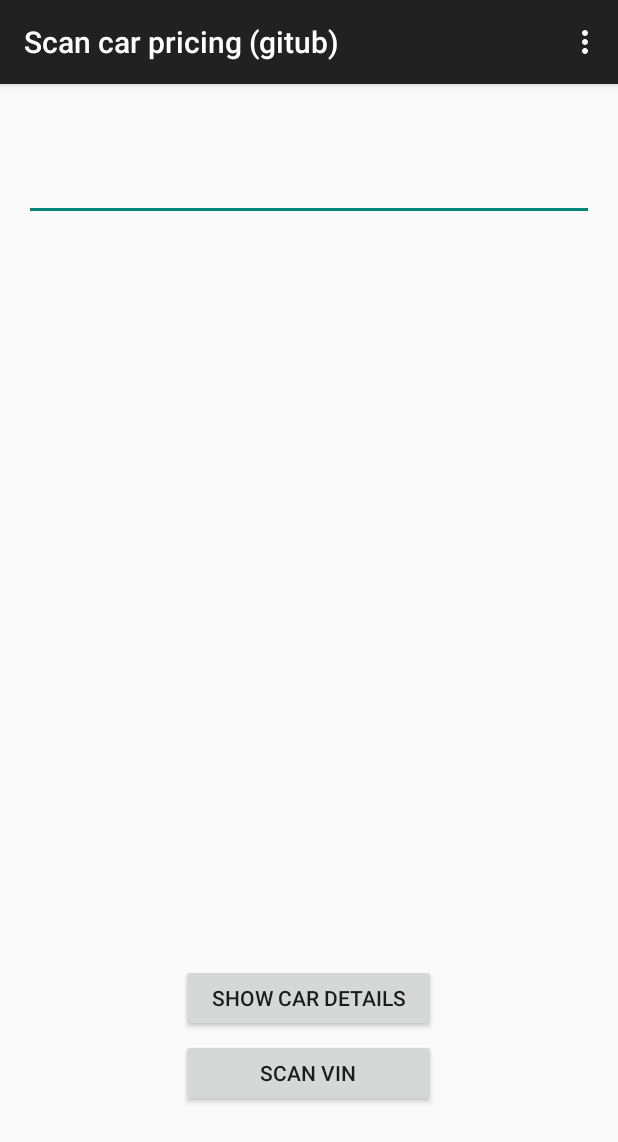
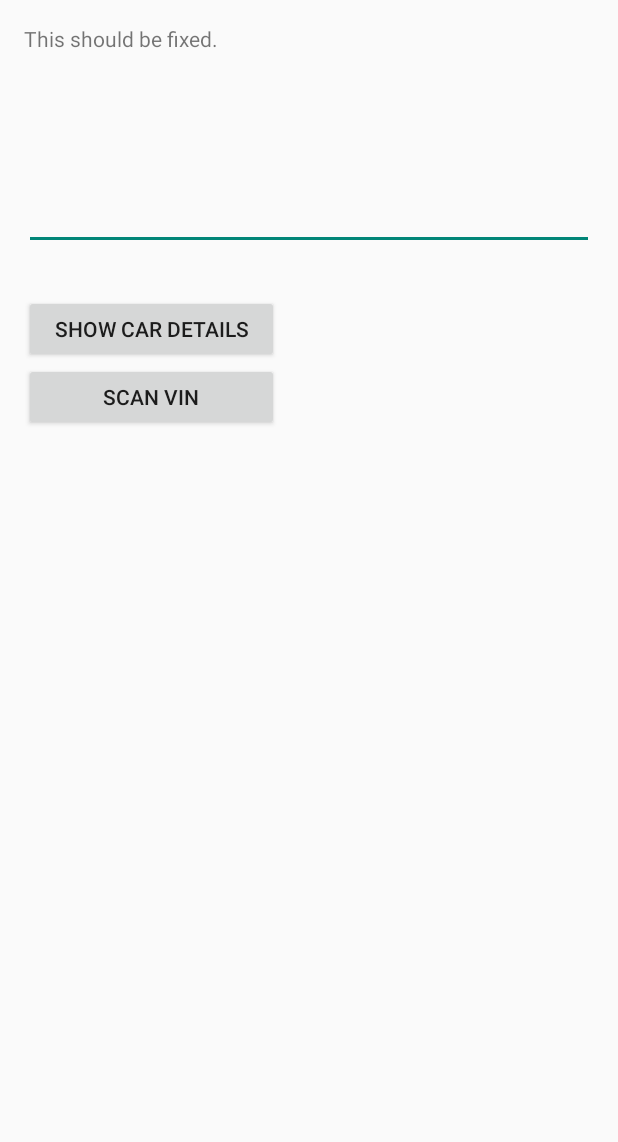
Before and after one commit to MaciekRakowski/car-scanning-test-1, an Android app: the screen it shows after launch (MainActivity before the commit, ActivityMainPageViewer after it), on a phone screen of 412 x 824 dp. Shown: the top 1142 px of the screen. Run offline under Robolectric (Android 15) with nearby library versions, the phone set to English and light mode, and no system bars.

Commit message:
adding a slideable view in which we can slide between certain pages.

```diff
--- /dev/null
+++ b/app/src/main/java/com/example/maciek/testapplication2/ActivityMainPageViewer.java
@@ -0,0 +1,93 @@
+package com.example.maciek.testapplication2;
+
+import android.support.v4.app.Fragment;
+import android.support.v4.app.FragmentActivity;
+import android.support.v4.app.FragmentManager;
+import android.support.v4.app.FragmentStatePagerAdapter;
+import android.support.v4.view.PagerAdapter;
+import android.support.v4.view.ViewPager;
+import android.support.v7.app.ActionBarActivity;
+import android.os.Bundle;
+import android.view.Menu;
+import android.view.MenuItem;
+import android.view.View;
+
+import java.util.HashMap;
+
+
+public class ActivityMainPageViewer extends FragmentActivity {
+
+    /**
+     * The pager widget, which handles animation and allows swiping horizontally to access previous
+     * and next wizard steps.
+     */
+    private ViewPager mPager;
+    private final HashMap<Integer, Fragment> mScrollableViews = new HashMap<Integer, Fragment>();
+    /**
+     * The pager adapter, which provides the pages to the view pager widget.
+     */
+    private PagerAdapter mPagerAdapter;
+
+    @Override
+    protected void onCreate(Bundle savedInstanceState) {
+        super.onCreate(savedInstanceState);
+        setContentView(R.layout.activity_main_page_viewer);
+        // Instantiate a ViewPager and a PagerAdapter.
+        mPager = (ViewPager) findViewById(R.id.mainPager);
+        mPagerAdapter = new ScreenSlidePagerAdapter(getSupportFragmentManager());
+        mPager.setAdapter(mPagerAdapter);
+
+        mScrollableViews.put(0, new EnterVin());
+        mScrollableViews.put(1, new VehicleHistoryView());
+    }
+
+    @Override
+    public boolean onCreateOptionsMenu(Menu menu) {
+        // Inflate the menu; this adds items to the action bar if it is present.
+        getMenuInflater().inflate(R.menu.menu_activity_main_page_viewer, menu);
+        return true;
+    }
+
+    @Override
+    public boolean onOptionsItemSelected(MenuItem item) {
+        // Handle action bar item clicks here. The action bar will
+        // automatically handle clicks on the Home/Up button, so long
+        // as you specify a parent activity in AndroidManifest.xml.
+        int id = item.getItemId();
+
+        //noinspection SimplifiableIfStatement
+        if (id == R.id.action_settings) {
+            return true;
+        }
+
+        return super.onOptionsItemSelected(item);
+    }
+
+
+
+    /**
+     * A simple pager adapter that represents 5 ScreenSlidePageFragment objects, in
+     * sequence.
+     */
+    private class ScreenSlidePagerAdapter extends FragmentStatePagerAdapter {
+        public ScreenSlidePagerAdapter(FragmentManager fm) {
+            super(fm);
+        }
+
+        @Override
+        public Fragment getItem(int position) {
+            return ActivityMainPageViewer.this.mScrollableViews.get(new Integer(position));
+//            if (position == 0) {
+//                return new EnterVin();
+//            }
+//            else {
+//                return new VehicleHistoryView();
+//            }
+        }
+
+        @Override
+        public int getCount() {
+            return 2;
+        }
+    }
+}
--- /dev/null
+++ b/app/src/main/java/com/example/maciek/testapplication2/EnterVin.java
@@ -0,0 +1,79 @@
+package com.example.maciek.testapplication2;
+
+import android.app.Activity;
+import android.net.Uri;
+import android.os.Bundle;
+import android.support.v4.app.Fragment;
+import android.view.LayoutInflater;
+import android.view.View;
+import android.view.ViewGroup;
+
+import android.content.Intent;
+import android.widget.Button;
+import android.widget.EditText;
+
+/**
+ * A simple {@link Fragment} subclass.
+ * Activities that contain this fragment must implement the
+ * {@link EnterVin.OnFragmentInteractionListener} interface
+ * to handle interaction events.
+ * Use the {@link EnterVin#newInstance} factory method to
+ * create an instance of this fragment.
+ */
+public class EnterVin extends Fragment {
+
+    public static String mVin = "";
+
+    @Override
+    public View onCreateView(LayoutInflater inflater, ViewGroup container,
+                             Bundle savedInstanceState) {
+        // Inflate the layout for this fragment
+        final View view = inflater.inflate(R.layout.fragment_enter_vin, container, false);
+        Button scanVinButton = (Button)view.findViewById(R.id.buttonScanVin);
+        scanVinButton.setOnClickListener(new View.OnClickListener() {
+            @Override
+            public void onClick(View v) {
+                scanVin(v);
+            }
+        });
+
+        Button showDetailsButton = (Button)view.findViewById(R.id.buttonShowCarDetails);
+        showDetailsButton.setOnClickListener(new View.OnClickListener() {
+            @Override
+            public void onClick(View v) {
+                showDetails(v);
+            }
+        });
+
+        EditText editText = (EditText)view.findViewById(R.id.editTextVin);
+        editText.setText(mVin);
+        //mVin = "";
+
+        return view;
+    }
+
+    public void scanVin(View view) {
+        try {
+
+            Intent intent = new Intent(view.getContext(), Scanner.class);
+            startActivity(intent);
+        }
+        catch(Exception ex) {
+            ex.printStackTrace();
+        }
+    }
+
+    public void showDetails(View view) {
+        try {
+            Intent intent = new Intent(view.getContext(), ShowCarDetails.class);
+
+            EditText editText = (EditText)this.getView().findViewById(R.id.editTextVin);
+            String vin = editText.getText().toString();
+            intent.putExtra("vin", vin);
+            startActivity(intent);
+        }
+        catch(Exception ex) {
+            ex.printStackTrace();
+        }
+    }
+}
--- /dev/null
+++ b/app/src/main/java/com/example/maciek/testapplication2/VehicleHistoryView.java
@@ -0,0 +1,29 @@
+package com.example.maciek.testapplication2;
+
+import android.app.Activity;
+import android.net.Uri;
+import android.os.Bundle;
+import android.support.v4.app.Fragment;
+import android.view.LayoutInflater;
+import android.view.View;
+import android.view.ViewGroup;
+
+
+/**
+ * A simple {@link Fragment} subclass.
+ * Activities that contain this fragment must implement the
+ * {@link VehicleHistoryView.OnFragmentInteractionListener} interface
+ * to handle interaction events.
+ * Use the {@link VehicleHistoryView#newInstance} factory method to
+ * create an instance of this fragment.
+ */
+public class VehicleHistoryView extends Fragment {
+
+    @Override
+    public View onCreateView(LayoutInflater inflater, ViewGroup container,
+                             Bundle savedInstanceState) {
+        // Inflate the layout for this fragment
+        return inflater.inflate(R.layout.fragment_vehicle_history_view, container, false);
+    }
+
+}
--- a/app/src/main/java/com/example/macieksquickcarprice/httpmethods/CarDetailsRestTask.java
+++ b/app/src/main/java/com/example/macieksquickcarprice/httpmethods/CarDetailsRestTask.java
@@ -43,7 +43,7 @@ public class CarDetailsRestTask extends PerformRestTask {
 				for (int subOptionIndex = 0; subOptionIndex < subOptions.length(); subOptionIndex++) {
 					JSONObject actualOption = subOptions.optJSONObject(subOptionIndex);
 					String optionId = actualOption.getString("id");
-					carDetails.mOptionsIds.add(optionId);
+					carDetails.mAvailableOptionsIds.add(optionId);
 				}
 			}
 
--- a/app/src/main/java/com/example/macieksquickcarprice/httpmethods/CarPriceRestTask.java
+++ b/app/src/main/java/com/example/macieksquickcarprice/httpmethods/CarPriceRestTask.java
@@ -18,7 +18,7 @@ public class CarPriceRestTask extends PerformRestTask {
 
 	private String getOptionsString(CarDetails carDetails) {
 		// TODO Auto-generated method stub
-		if (carDetails.mOptionsIds.size() == 0) {
+		if (carDetails.mAvailableOptionsIds.size() == 0) {
 			return "";
 		}
 		StringBuilder builder = new StringBuilder();
--- a/app/src/main/java/com/example/macieksquickcarprice/models/CarDetails.java
+++ b/app/src/main/java/com/example/macieksquickcarprice/models/CarDetails.java
@@ -13,7 +13,8 @@ public class CarDetails {
 	public String mTrimFullName = "";
 	public Integer mMiles;
 	public PriceDetails mPriceDetails = new PriceDetails();
-	public List<String> mOptionsIds = new ArrayList<String>();
+	public final List<String> mAvailableOptionsIds = new ArrayList<String>();
+	public final List<String> mOptionsIds = new ArrayList<String>();
 
 	@Override
 	public String toString() {
--- /dev/null
+++ b/app/src/main/res/layout/activity_main_page_viewer.xml
@@ -0,0 +1,19 @@
+<RelativeLayout xmlns:android="http://schemas.android.com/apk/res/android"
+    xmlns:tools="http://schemas.android.com/tools" android:layout_width="match_parent"
+    android:layout_height="match_parent" android:paddingLeft="@dimen/activity_horizontal_margin"
+    android:paddingRight="@dimen/activity_horizontal_margin"
+    android:paddingTop="@dimen/activity_vertical_margin"
+    android:paddingBottom="@dimen/activity_vertical_margin"
+    tools:context="com.example.maciek.testapplication2.ActivityMainPageViewer">
+
+    <TextView android:layout_width="match_parent" android:layout_height="match_parent"
+        android:text="@string/fixed_place_fragment" />
+
+    <android.support.v4.view.ViewPager
+        xmlns:android="http://schemas.android.com/apk/res/android"
+        android:id="@+id/mainPager"
+        android:layout_marginTop="75dp"
+        android:layout_width="match_parent"
+        android:layout_height="match_parent" />
+
+</RelativeLayout>
--- /dev/null
+++ b/app/src/main/res/layout/fragment_enter_vin.xml
@@ -0,0 +1,30 @@
+<LinearLayout xmlns:android="http://schemas.android.com/apk/res/android"
+    xmlns:tools="http://schemas.android.com/tools" android:orientation="vertical"
+    android:layout_width="fill_parent"
+    android:layout_height="fill_parent"
+    tools:context="com.example.maciek.testapplication2.EnterVin">
+
+    <EditText
+        android:id="@+id/editTextVin"
+        android:layout_width="match_parent"
+        android:layout_height="wrap_content"
+        android:layout_marginTop="30dp"
+        android:inputType="textCapCharacters" />
+
+
+    <Button
+        android:id="@+id/buttonShowCarDetails"
+        android:layout_width="170dp"
+        android:layout_height="45dp"
+        android:layout_marginTop="30dp"
+        android:text="@string/show_car_details"
+        android:onClick="showDetails"  />
+
+    <Button
+        android:id="@+id/buttonScanVin"
+        android:layout_width="170dp"
+        android:layout_height="45dp"
+        android:text="@string/scan_vin"
+        android:onClick="scanVin"  />
+
+</LinearLayout>
--- /dev/null
+++ b/app/src/main/res/menu/menu_activity_main_page_viewer.xml
@@ -0,0 +1,7 @@
+<menu xmlns:android="http://schemas.android.com/apk/res/android"
+    xmlns:app="http://schemas.android.com/apk/res-auto"
+    xmlns:tools="http://schemas.android.com/tools"
+    tools:context="com.example.maciek.testapplication2.ActivityMainPageViewer">
+    <item android:id="@+id/action_settings" android:title="@string/action_settings"
+        android:orderInCategory="100" app:showAsAction="never" />
+</menu>
--- a/app/src/main/res/values/strings.xml
+++ b/app/src/main/res/values/strings.xml
@@ -17,4 +17,9 @@
     <string name="rough">Rough</string>
     <string name="damaged">Damaged</string>
     <string name="title_activity_test">TestActivity</string>
+    <string name="title_activity_activity_main_page_viewer">ActivityMainPageViewer</string>
+    <string name="fixed_place_fragment">This should be fixed.</string>
+
+<!-- TODO: Remove or change this placeholder text -->
+    <string name="hello_blank_fragment">Hello blank fragment</string>
 </resources>
```
Also changed, not shown: app/src/main/AndroidManifest.xml (+11 -6 lines), app/src/main/java/com/example/maciek/testapplication2/Scanner.java (+5 -2 lines), app/src/main/res/layout/fragment_vehicle_history_view.xml (added, +10 -0 lines).
